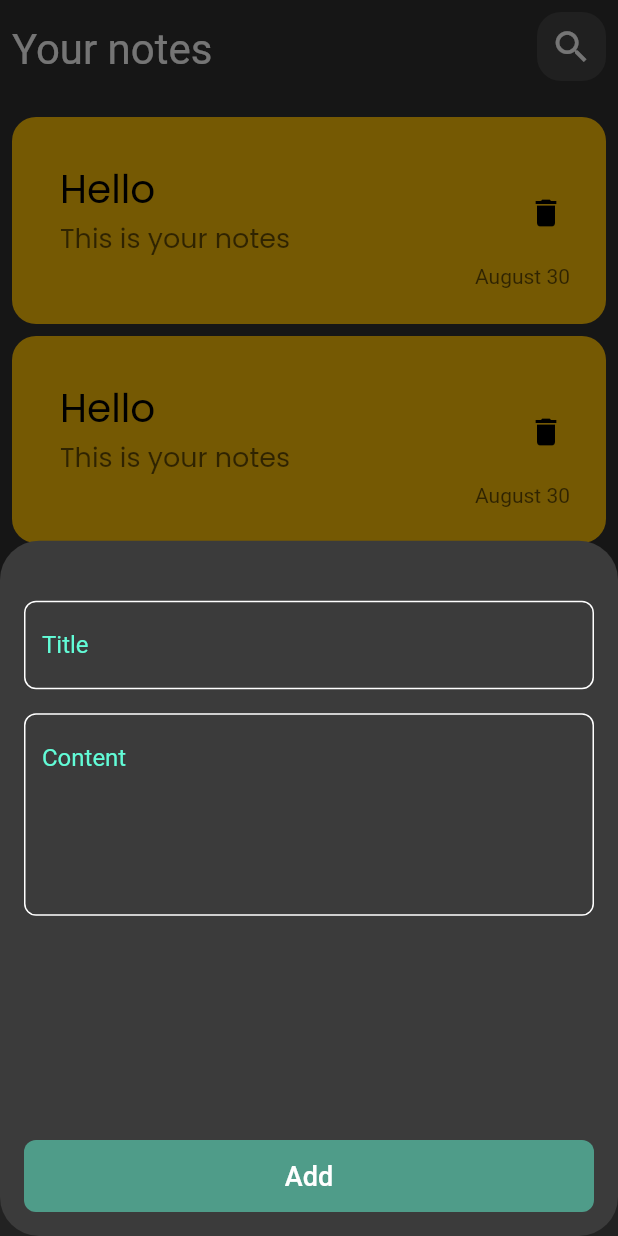
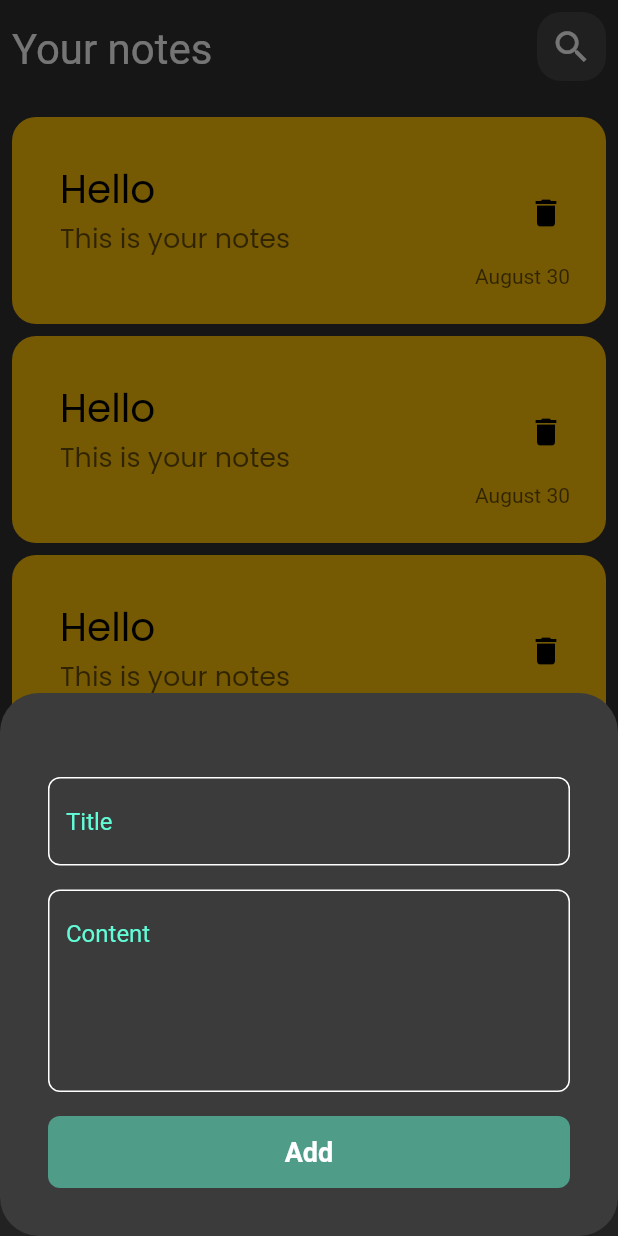
Before and after one commit to 13octt/Note-App, a Flutter app: the screen it shows after launch, after a tap on the "add" icon, on a phone screen of 412 x 824 dp. Run offline on Flutter 3.47's test engine with Material 2 defaults, Android fonts, the phone set to English and light mode, and no system bars; our stand-ins replace hive, hive_flutter; accounts and stored records are empty.

Commit message:
add text field constraint

```diff
--- a/lib/views/widgets/add_bottom_sheet.dart
+++ b/lib/views/widgets/add_bottom_sheet.dart
@@ -1,6 +1,7 @@
 import 'package:flutter/material.dart';
 import 'package:note_app/views/widgets/custom_text_field.dart';
 import 'add_note_button.dart';
+
 class AddNoteBottomSheet extends StatelessWidget {
   const AddNoteBottomSheet({super.key});
 
@@ -14,26 +15,73 @@ class AddNoteBottomSheet extends StatelessWidget {
       ),
       child: const Padding(
         padding: EdgeInsets.all(16.0),
-        child: Column(children: [
-          SizedBox(
-            height: 24,
-          ),
-          CustomTextField(
-            hint: 'Title',
-            maxLines: 1,
-          ),
-          SizedBox(
-            height: 16,
-          ),
-          CustomTextField(
-            hint: 'Content',
-            maxLines: 5,
-          ),
-          Spacer(),
-
-          AddNoteButton(),
-        ]),
+        child: AddNoteForm(),
       ),
     );
   }
 }
+
+class AddNoteForm extends StatefulWidget {
+  const AddNoteForm({
+    super.key,
+  });
+
+  @override
+  State<AddNoteForm> createState() => _AddNoteFormState();
+}
+
+class _AddNoteFormState extends State<AddNoteForm> {
+  final GlobalKey<FormState> formKey = GlobalKey();
+
+  AutovalidateMode autovalidateMode = AutovalidateMode.disabled;
+
+  String? title, subTitle;
+  @override
+  Widget build(BuildContext context) {
+    return SingleChildScrollView(
+      child: Padding(
+        padding: const EdgeInsets.all(16.0),
+        child: Form(
+          key: formKey,
+          autovalidateMode: autovalidateMode,
+          child: Column(children: [
+            const SizedBox(
+              height: 24,
+            ),
+            CustomTextField(
+              onSaved: (value) {
+                title = value;
+              },
+              hint: 'Title',
+              maxLines: 1,
+            ),
+            const SizedBox(
+              height: 16,
+            ),
+            CustomTextField(
+              onSaved: (value) {
+                subTitle = value;
+              },
+              hint: 'Content',
+              maxLines: 5,
+            ),
+            const SizedBox(
+              height: 16,
+            ),
+            AddNoteButton(
+              onTap: () {
+                if (formKey.currentState!.validate()) {
+                  formKey.currentState!.save();
+                } else {
+                  setState(() {
+                    autovalidateMode = AutovalidateMode.always;
+                  });
+                }
+              },
+            ),
+          ]),
+        ),
+      ),
+    );
+  }
+}
--- a/lib/views/widgets/add_note_button.dart
+++ b/lib/views/widgets/add_note_button.dart
@@ -2,24 +2,28 @@ import 'package:flutter/material.dart';
 import 'package:note_app/constants.dart';
 
 class AddNoteButton extends StatelessWidget {
-  const AddNoteButton({super.key});
+  const AddNoteButton({super.key, this.onTap});
+
+  final void Function()? onTap;
 
   @override
   Widget build(BuildContext context) {
-    return Container(
+    return GestureDetector(
+      onTap: onTap,
+      child: Container(
         width: double.infinity,
         decoration: BoxDecoration(
           color: kPrimaryColor.withOpacity(.5),
           borderRadius: BorderRadius.circular(8),
-        // borderRadius: BorderRadius.all(8.0),
         ),
         child: const SizedBox(
             child: TextButton(
                 onPressed: null,
                 child: Text(
                   'Add',
-                style: TextStyle(color: Colors.white, fontSize: 18),
+                  style: TextStyle(color: Colors.white, fontSize: 18, fontWeight: FontWeight.bold),
                 ))),
+      ),
     );
   }
 }
--- a/lib/views/widgets/custom_text_field.dart
+++ b/lib/views/widgets/custom_text_field.dart
@@ -2,14 +2,24 @@ import 'package:flutter/material.dart';
 import 'package:note_app/constants.dart';
 
 class CustomTextField extends StatelessWidget {
-  const CustomTextField({super.key, required this.hint, required this.maxLines});
+  const CustomTextField({super.key, required this.hint, required this.maxLines, this.onSaved});
 
   final String hint;
   final int maxLines;
 
+  final void Function(String?)? onSaved;
+
   @override
   Widget build(BuildContext context) {
-    return TextField(
+    return TextFormField(
+      onSaved: onSaved,
+      validator: (value){
+        if(value?.isEmpty ?? true){
+          return 'Field is required';
+        } else {
+          return null;
+        }
+      },
       cursorColor: kPrimaryColor,
       maxLines: maxLines,
       decoration: InputDecoration(
--- a/pubspec.yaml
+++ b/pubspec.yaml
@@ -48,8 +48,9 @@ dev_dependencies:
   # package. See that file for information about deactivating specific lint
   # rules and activating additional ones.
   flutter_lints: ^2.0.0
+
   hive_generator: ^2.0.1
-  build_runner: ^2.2.3
+  build_runner: ^2.4.6
 
 # For information on the generic Dart part of this file, see the
 # following page: https://dart.dev/tools/pub/pubspec
```
Also changed, not shown: lib/views/widgets/edit_view_body.dart (+5 -2 lines). Lines whose indentation alone changed are shown as unchanged.
